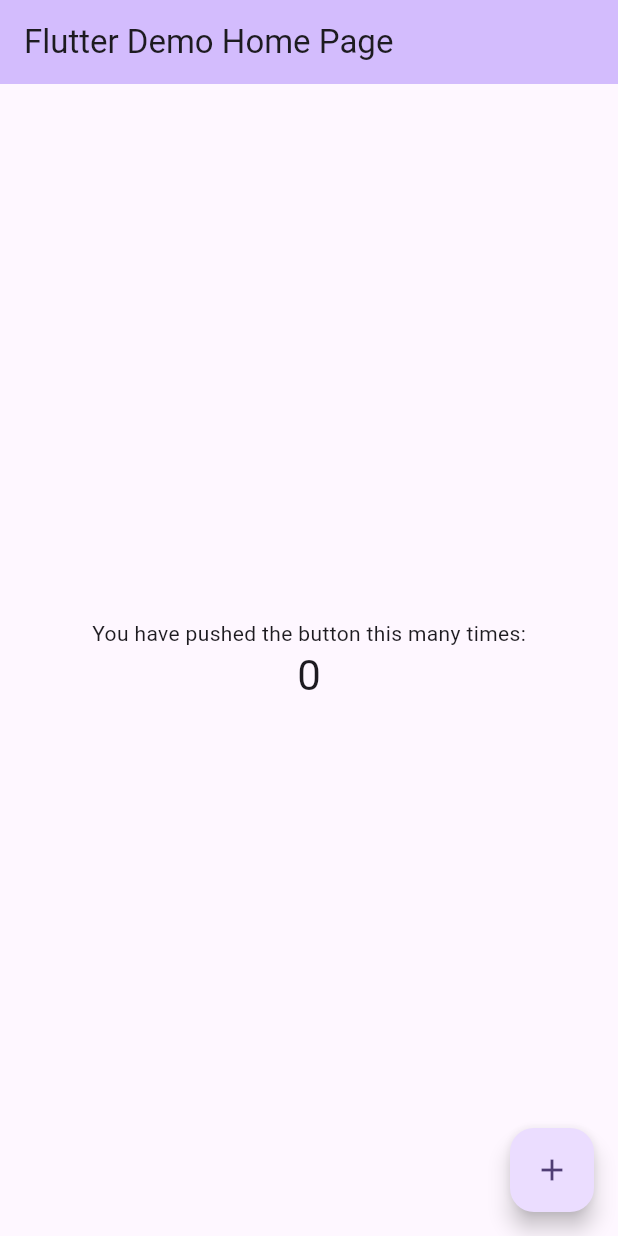
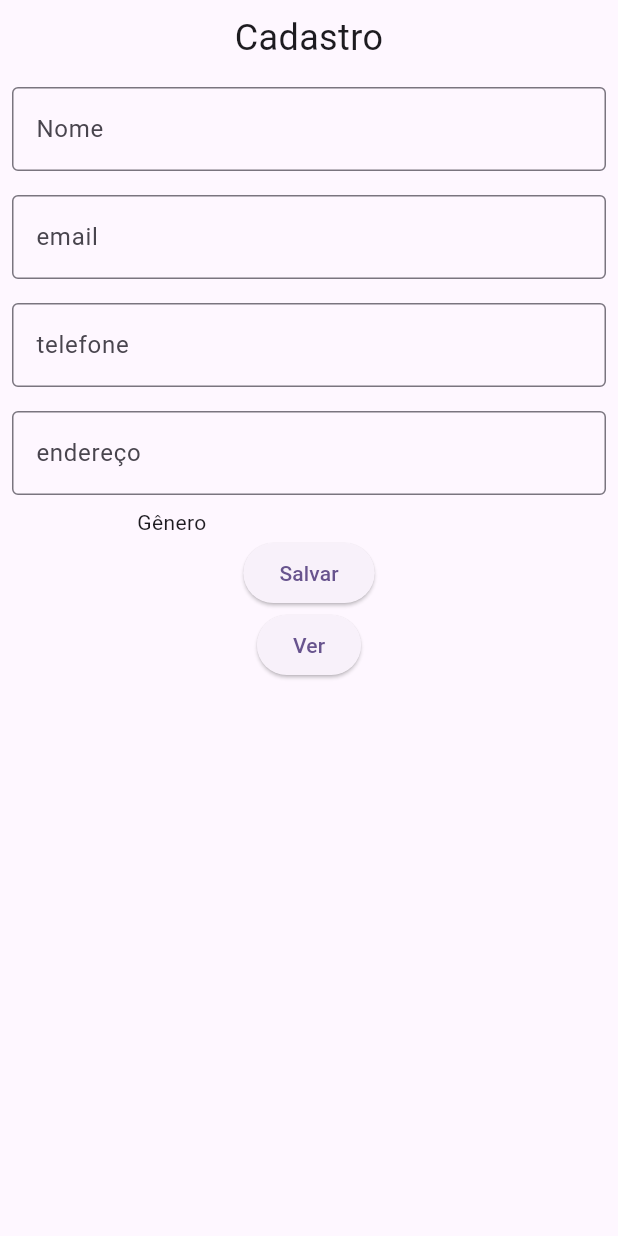
Before and after one commit to LucasRossatto/FlutterAtividade, a Flutter app: the screen it shows after launch, on a phone screen of 412 x 824 dp. Run offline on Flutter 3.47's test engine with Material 3 defaults, Android fonts, the phone set to English and light mode, and no system bars.

Commit message:
base off app

```diff
--- a/analysis_options.yaml
+++ b/analysis_options.yaml
@@ -7,6 +7,9 @@
 
 # The following line activates a set of recommended lints for Flutter apps,
 # packages, and plugins designed to encourage good coding practices.
+analyzer:
+  errors:
+    non_constant_identifier_names: ignore
 include: package:flutter_lints/flutter.yaml
 
 linter:
--- a/lib/main.dart
+++ b/lib/main.dart
@@ -1,3 +1,4 @@
+import 'package:atividade_flutter_app/views/app_dashboard.dart';
 import 'package:flutter/material.dart';
 
 void main() {
@@ -7,119 +8,15 @@
 class MyApp extends StatelessWidget {
   const MyApp({super.key});
 
-  // This widget is the root of your application.
   @override
   Widget build(BuildContext context) {
     return MaterialApp(
       title: 'Flutter Demo',
       theme: ThemeData(
-        // This is the theme of your application.
-        //
-        // TRY THIS: Try running your application with "flutter run". You'll see
-        // the application has a purple toolbar. Then, without quitting the app,
-        // try changing the seedColor in the colorScheme below to Colors.green
-        // and then invoke "hot reload" (save your changes or press the "hot
-        // reload" button in a Flutter-supported IDE, or press "r" if you used
-        // the command line to start the app).
-        //
-        // Notice that the counter didn't reset back to zero; the application
-        // state is not lost during the reload. To reset the state, use hot
-        // restart instead.
-        //
-        // This works for code too, not just values: Most code changes can be
-        // tested with just a hot reload.
         colorScheme: ColorScheme.fromSeed(seedColor: Colors.deepPurple),
         useMaterial3: true,
       ),
-      home: const MyHomePage(title: 'Flutter Demo Home Page'),
+      home: AppDashboard(),
     );
   }
 }
-
-class MyHomePage extends StatefulWidget {
-  const MyHomePage({super.key, required this.title});
-
-  // This widget is the home page of your application. It is stateful, meaning
-  // that it has a State object (defined below) that contains fields that affect
-  // how it looks.
-
-  // This class is the configuration for the state. It holds the values (in this
-  // case the title) provided by the parent (in this case the App widget) and
-  // used by the build method of the State. Fields in a Widget subclass are
-  // always marked "final".
-
-  final String title;
-
-  @override
-  State<MyHomePage> createState() => _MyHomePageState();
-}
-
-class _MyHomePageState extends State<MyHomePage> {
-  int _counter = 0;
-
-  void _incrementCounter() {
-    setState(() {
-      // This call to setState tells the Flutter framework that something has
-      // changed in this State, which causes it to rerun the build method below
-      // so that the display can reflect the updated values. If we changed
-      // _counter without calling setState(), then the build method would not be
-      // called again, and so nothing would appear to happen.
-      _counter++;
-    });
-  }
-
-  @override
-  Widget build(BuildContext context) {
-    // This method is rerun every time setState is called, for instance as done
-    // by the _incrementCounter method above.
-    //
-    // The Flutter framework has been optimized to make rerunning build methods
-    // fast, so that you can just rebuild anything that needs updating rather
-    // than having to individually change instances of widgets.
-    return Scaffold(
-      appBar: AppBar(
-        // TRY THIS: Try changing the color here to a specific color (to
-        // Colors.amber, perhaps?) and trigger a hot reload to see the AppBar
-        // change color while the other colors stay the same.
-        backgroundColor: Theme.of(context).colorScheme.inversePrimary,
-        // Here we take the value from the MyHomePage object that was created by
-        // the App.build method, and use it to set our appbar title.
-        title: Text(widget.title),
-      ),
-      body: Center(
-        // Center is a layout widget. It takes a single child and positions it
-        // in the middle of the parent.
-        child: Column(
-          // Column is also a layout widget. It takes a list of children and
-          // arranges them vertically. By default, it sizes itself to fit its
-          // children horizontally, and tries to be as tall as its parent.
-          //
-          // Column has various properties to control how it sizes itself and
-          // how it positions its children. Here we use mainAxisAlignment to
-          // center the children vertically; the main axis here is the vertical
-          // axis because Columns are vertical (the cross axis would be
-          // horizontal).
-          //
-          // TRY THIS: Invoke "debug painting" (choose the "Toggle Debug Paint"
-          // action in the IDE, or press "p" in the console), to see the
-          // wireframe for each widget.
-          mainAxisAlignment: MainAxisAlignment.center,
-          children: <Widget>[
-            const Text(
-              'You have pushed the button this many times:',
-            ),
-            Text(
-              '$_counter',
-              style: Theme.of(context).textTheme.headlineMedium,
-            ),
-          ],
-        ),
-      ),
-      floatingActionButton: FloatingActionButton(
-        onPressed: _incrementCounter,
-        tooltip: 'Increment',
-        child: const Icon(Icons.add),
-      ), // This trailing comma makes auto-formatting nicer for build methods.
-    );
-  }
-}
--- /dev/null
+++ b/lib/models/user_model.dart
@@ -0,0 +1,16 @@
+class UserModel {
+  String name;
+  String email;
+  String telefone;
+  String endereco;
+
+
+
+
+  UserModel({
+    required this.name,
+    required this.email,
+    required this.telefone,
+    required this.endereco,
+  });
+}
--- /dev/null
+++ b/lib/views/app_dashboard.dart
@@ -0,0 +1,107 @@
+import 'package:atividade_flutter_app/models/user_model.dart';
+import 'package:atividade_flutter_app/views/show_users.dart';
+import 'package:flutter/material.dart';
+
+class AppDashboard extends StatelessWidget {
+  AppDashboard({super.key});
+
+  TextEditingController nameController = TextEditingController();
+  TextEditingController emailController = TextEditingController();
+  TextEditingController telefoneController = TextEditingController();
+  TextEditingController enderecoController = TextEditingController();
+
+  @override
+  Widget build(BuildContext context) {
+    List<UserModel> users = [];
+
+    void saveUser() {
+      users.add(UserModel(
+        name: nameController.text,
+        email: emailController.text,
+        telefone: telefoneController.text,
+        endereco: enderecoController.text,
+      ));
+    }
+
+    return Scaffold(
+      body: Column(
+        children: [
+          Padding(
+            padding: const EdgeInsets.all(8.0),
+            child: Text(
+                textAlign: TextAlign.center,
+                style: TextStyle(fontSize: 24),
+                "Cadastro"),
+          ),
+          Padding(
+            padding: const EdgeInsets.all(8.0),
+            child: TextField(
+              controller: nameController,
+              decoration: InputDecoration(
+                  border: OutlineInputBorder(), hintText: "Nome"),
+            ),
+          ),
+          Padding(
+            padding: const EdgeInsets.all(8.0),
+            child: TextField(
+              controller: emailController,
+              decoration: InputDecoration(
+                  border: OutlineInputBorder(), hintText: "email"),
+            ),
+          ),
+          Padding(
+            padding: const EdgeInsets.all(8.0),
+            child: TextField(
+              controller: telefoneController,
+              decoration: InputDecoration(
+                  border: OutlineInputBorder(), hintText: "telefone"),
+            ),
+          ),
+          Padding(
+            padding: const EdgeInsets.all(8.0),
+            child: TextField(
+              controller: enderecoController,
+              decoration: InputDecoration(
+                  border: OutlineInputBorder(), hintText: "endereço"),
+            ),
+          ),
+          Row(
+            mainAxisAlignment: MainAxisAlignment.spaceAround,
+            children: [
+              Text("Gênero"),
+              Column(
+                children: [],
+              )
+            ],
+          ),
+          ElevatedButton(
+              onPressed: () {
+                saveUser();
+              },
+              child: Text("Salvar")),
+          ElevatedButton(
+              onPressed: () {
+                if (users.isNotEmpty) {
+                  //Navegar
+                  Navigator.of(context).push(
+                    MaterialPageRoute(
+                      builder: (context) => ShowUsers(
+                        users: users,
+                      ),
+                    ),
+                  );
+                } else {
+                  const snackBar = SnackBar(
+                    content: Text('Precisa cadastrar pelo menos 1 usuário!'),
+                  );
+                  ScaffoldMessenger.of(context).showSnackBar(snackBar);
+                }
+              },
+              child: Text("Ver"))
+        ],
+      ),
+    );
+  }
+
+  void setState(Null Function() param0) {}
+}
--- /dev/null
+++ b/lib/views/show_users.dart
@@ -0,0 +1,22 @@
+import 'package:atividade_flutter_app/models/user_model.dart';
+import 'package:flutter/material.dart';
+
+class ShowUsers extends StatelessWidget {
+  const ShowUsers({super.key, required this.users});
+
+  final List<UserModel> users;
+
+  @override
+  Widget build(BuildContext context) {
+    return Scaffold(
+      body: Column(
+        children: [
+          Text(users[0].name),
+          Text(users[0].email),
+          Text(users[0].telefone),
+          Text(users[0].endereco),
+        ],
+      ),
+    );
+  }
+}
```
